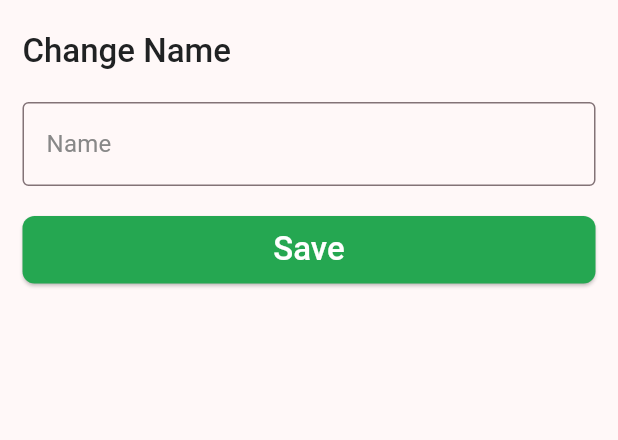
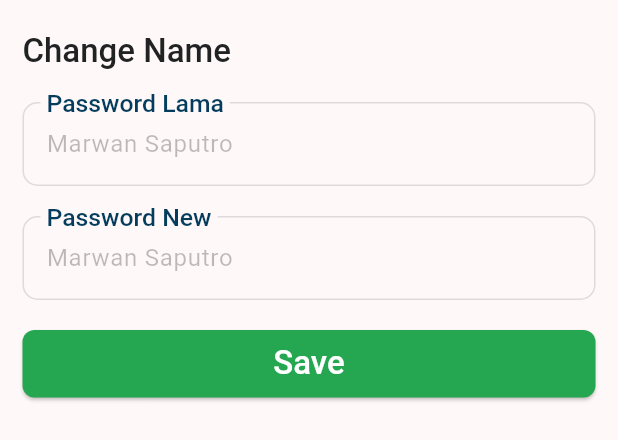
Before and after one commit to marwansaputro/aplikasi_pengaduan_flutter, a Flutter app: the BottomSheetChangePassword widget shown alone on an empty page, opened directly, on a phone screen of 412 x 824 dp. Shown: the top 440 px of the screen. Run offline on Flutter 3.47's test engine with Material 3 defaults, Android fonts, the light colour scheme and no system bars; our stand-ins replace badges, basic_utils, bloc, cached_network_image, convex_bottom_bar, country_code_picker and 15 more; missing offline and left inert: intro_screen_onboarding_flutter, pusher_beams; accounts and stored records are empty; generated files the repository leaves out were written again; network calls fail.

Commit message:
update password on user

```diff
--- a/lib/data/provider/network/api/api_user.dart
+++ b/lib/data/provider/network/api/api_user.dart
@@ -55,8 +55,8 @@ Future<ReturnMessage> apiUpdatePasssword(
   final data = await myDio().put(
     '/api/user-change-password',
     data: {
-      'oldPassword': oldPassword,
-      'newPassword': newPassword,
+      'old_password': oldPassword,
+      'new_password': newPassword,
     },
   );
 
--- /dev/null
+++ b/lib/share/widget/mocullar/bottom_sheet/bloc/bloc_user_change_password.dart
@@ -0,0 +1,120 @@
+import 'dart:async';
+
+import 'package:equatable/equatable.dart';
+import 'package:flutter_bloc/flutter_bloc.dart';
+import 'package:formz/formz.dart';
+import 'package:integra_mobile/app/validations/validations.dart';
+import 'package:integra_mobile/data/provider/network/network.dart';
+
+class BlocUserChangePasswordEvent {}
+
+class BlocUserChangePasswordEventChangeOldPassword
+    extends BlocUserChangePasswordEvent {
+  final String password;
+
+  BlocUserChangePasswordEventChangeOldPassword({required this.password});
+}
+
+class BlocUserChangePasswordEventChangeNewPassword
+    extends BlocUserChangePasswordEvent {
+  final String password;
+
+  BlocUserChangePasswordEventChangeNewPassword({required this.password});
+}
+
+class BlocUserChangePasswordSubmit extends BlocUserChangePasswordEvent {}
+
+class BlocUserChangePasswordState extends Equatable {
+  final FormzSubmissionStatus status;
+
+  final PasswordRegistration oldPassword;
+  final PasswordRegistration newPassword;
+
+  final Exception? exception;
+
+  final bool isValid;
+
+  const BlocUserChangePasswordState(
+      {this.status = FormzSubmissionStatus.initial,
+      this.oldPassword = const PasswordRegistration.pure(),
+      this.newPassword = const PasswordRegistration.pure(),
+      this.exception,
+      this.isValid = false});
+
+  BlocUserChangePasswordState copyWith({
+    FormzSubmissionStatus? status,
+    PasswordRegistration? oldPassword,
+    PasswordRegistration? newPassword,
+    bool? isValid,
+    Exception? exception,
+  }) {
+    return BlocUserChangePasswordState(
+      isValid: isValid ?? this.isValid,
+      oldPassword: oldPassword ?? this.oldPassword,
+      newPassword: newPassword ?? this.newPassword,
+      status: status ?? this.status,
+      exception: exception ?? this.exception,
+    );
+  }
+
+  @override
+  List<Object?> get props =>
+      [status, oldPassword, isValid, exception, newPassword];
+}
+
+class BlocUserChangePassword
+    extends Bloc<BlocUserChangePasswordEvent, BlocUserChangePasswordState> {
+  BlocUserChangePassword({
+    required this.userRepository,
+  }) : super(const BlocUserChangePasswordState()) {
+    on<BlocUserChangePasswordEventChangeOldPassword>(changeOldPassword);
+    on<BlocUserChangePasswordEventChangeNewPassword>(changeNewPassword);
+
+    on<BlocUserChangePasswordSubmit>(submit);
+  }
+
+  final UserRepository userRepository;
+
+  FutureOr<void> changeOldPassword(
+      BlocUserChangePasswordEventChangeOldPassword event,
+      Emitter<BlocUserChangePasswordState> emit) {
+    final oldPassword = PasswordRegistration.dirty(event.password);
+
+    emit(state.copyWith(
+        oldPassword: oldPassword,
+        isValid: Formz.validate([oldPassword, state.newPassword])));
+  }
+
+  FutureOr<void> changeNewPassword(
+      BlocUserChangePasswordEventChangeNewPassword event,
+      Emitter<BlocUserChangePasswordState> emit) {
+    final newPassword = PasswordRegistration.dirty(event.password);
+
+    emit(state.copyWith(
+        newPassword: newPassword,
+        isValid: Formz.validate([newPassword, state.oldPassword])));
+  }
+
+  Future<FutureOr<void>> submit(BlocUserChangePasswordSubmit event,
+      Emitter<BlocUserChangePasswordState> emit) async {
+    emit(state.copyWith(
+      newPassword: PasswordRegistration.dirty(state.newPassword.value),
+      oldPassword: PasswordRegistration.dirty(state.oldPassword.value),
+      isValid: Formz.validate([state.newPassword, state.oldPassword]),
+    ));
+
+    if (state.isValid) {
+      emit(state.copyWith(status: FormzSubmissionStatus.inProgress));
+
+      try {
+        await userRepository.updatePassword(
+            newPassword: state.newPassword.value,
+            oldPassword: state.oldPassword.value);
+
+        emit(state.copyWith(status: FormzSubmissionStatus.success));
+      } catch (e) {
+        emit(state.copyWith(status: FormzSubmissionStatus.failure));
+      }
+    }
+  }
+}
--- a/lib/share/widget/mocullar/bottom_sheet/bottom_sheet_change_password.dart
+++ b/lib/share/widget/mocullar/bottom_sheet/bottom_sheet_change_password.dart
@@ -1,7 +1,12 @@
 import 'package:flutter/material.dart';
+import 'package:flutter_bloc/flutter_bloc.dart';
+import 'package:formz/formz.dart';
 import 'package:integra_mobile/app/config/theme.dart';
+import 'package:integra_mobile/app/validations/validations.dart';
 import 'package:integra_mobile/layout/padding.dart';
 import 'package:integra_mobile/share/widget/button/button_solid_green.dart';
+import 'package:integra_mobile/share/widget/mocullar/bottom_sheet/bloc/bloc_user_change_password.dart';
+import 'package:integra_mobile/share/widget/mocullar/form/form_input.dart';
 
 class BottomSheetChangePassword extends StatelessWidget {
   const BottomSheetChangePassword({
@@ -10,12 +15,33 @@ class BottomSheetChangePassword extends StatelessWidget {
 
   @override
   Widget build(BuildContext context) {
-    return SizedBox(
-      height: 250,
+    return BlocProvider(
+      create: (context) =>
+          BlocUserChangePassword(userRepository: context.read()),
+      child: BlocListener<BlocUserChangePassword, BlocUserChangePasswordState>(
+        listener: (context, state) {
+          if (state.status.isFailure) {
+            ScaffoldMessenger.of(context)
+              ..hideCurrentSnackBar()
+              ..showSnackBar(const SnackBar(
+                  behavior: SnackBarBehavior.floating,
+                  content: Text("Tidak berhasil merubah password")));
+          }
+
+          if (state.status.isSuccess) {
+            ScaffoldMessenger.of(context)
+              ..hideCurrentSnackBar()
+              ..showSnackBar(const SnackBar(
+                  behavior: SnackBarBehavior.floating,
+                  content: Text("Berhasil merubah password user")));
+
+            Navigator.pop(context);
+          }
+        },
         child: Padding(
           padding: paddingMobile,
           child: Padding(
-          padding: const EdgeInsets.only(top: 20),
+            padding: const EdgeInsets.only(top: 20, bottom: 20),
             child: Column(
               crossAxisAlignment: CrossAxisAlignment.start,
               children: [
@@ -27,40 +53,60 @@ class BottomSheetChangePassword extends StatelessWidget {
                       ),
                   textAlign: TextAlign.start,
                 ),
-              const SizedBox(
-                height: 20,
-              ),
-              TextFormField(
-                maxLines: 1,
-                decoration: InputDecoration(
-                  border: const OutlineInputBorder(),
-                  focusedBorder: const OutlineInputBorder(
-                    borderSide: BorderSide(color: primaryGreen),
-                  ),
+                const SizedBox(height: 20),
+                BlocBuilder<BlocUserChangePassword,
+                    BlocUserChangePasswordState>(builder: (context, state) {
+                  return MyFormInput(
                     hintText: "Marwan Saputro",
-                  hintStyle: Theme.of(context).textTheme.titleMedium?.copyWith(
-                        color: black,
-                        fontWeight: FontWeight.w400,
-                      ),
-                  labelText: "Name",
-                  labelStyle: Theme.of(context).textTheme.titleMedium?.copyWith(
-                        color: darkGrey,
-                        fontWeight: FontWeight.w400,
-                      ),
-                ),
-              ),
-              const SizedBox(
-                height: 20,
-              ),
+                    labelText: "Password Lama",
+                    onChanged: (value) {
+                      context.read<BlocUserChangePassword>().add(
+                          BlocUserChangePasswordEventChangeOldPassword(
+                              password: value));
+                    },
+                    obscureText: true,
+                    errorText: state.oldPassword.isPure == false
+                        ? state.oldPassword.error?.text
+                        : null,
+                  );
+                }),
+                const SizedBox(height: 20),
+                BlocBuilder<BlocUserChangePassword,
+                    BlocUserChangePasswordState>(builder: (context, state) {
+                  return MyFormInput(
+                    hintText: "Marwan Saputro",
+                    labelText: "Password New",
+                    obscureText: true,
+                    onChanged: (value) {
+                      context.read<BlocUserChangePassword>().add(
+                          BlocUserChangePasswordEventChangeNewPassword(
+                              password: value));
+                    },
+                    errorText: state.newPassword.isPure == false
+                        ? state.newPassword.error?.text
+                        : null,
+                  );
+                }),
+                const SizedBox(height: 20),
                 Center(
-                child: ButtonSolidGreen(
+                  child: BlocBuilder<BlocUserChangePassword,
+                      BlocUserChangePasswordState>(builder: (context, state) {
+                    if (state.status.isInProgress) {
+                      return const Center(child: CircularProgressIndicator());
+                    }
+
+                    return ButtonSolidGreen(
                       title: 'Save',
                       ontap: () {
-                    Navigator.pop(context);
+                        context
+                            .read<BlocUserChangePassword>()
+                            .add(BlocUserChangePasswordSubmit());
                       },
-                ),
+                    );
+                  }),
                 ),
               ],
+            ),
           ),
         ),
       ),
```
Also changed, not shown: lib/data/repositories/user_repository.dart (+13 -0 lines), lib/screens/profile/section_profile/account/section_account/section_list_account.dart (+9 -1 lines). Lines whose indentation alone changed are shown as unchanged.
